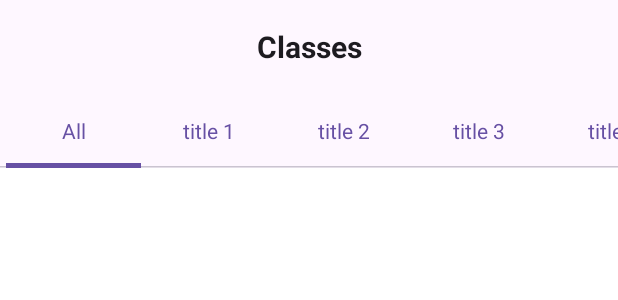
After one commit to H1eu69/GiaSu, an Android app built with Jetpack Compose: the @Preview function ClassManagement, on a phone screen of 412 x 824 dp. The commit adds this screen. Shown: the top 300 px of the screen. Run offline under Robolectric (Android 15) with nearby library versions, the phone set to English and light mode, and no system bars.

Commit message:
add tab row for class management screen

```diff
--- a/presentation/src/main/java/com/projectprovip/h1eu/giasu/ui/composes/MainTextField.kt
+++ b/presentation/src/main/java/com/projectprovip/h1eu/giasu/ui/composes/Composes.kt
@@ -6,7 +6,10 @@ import androidx.compose.material3.OutlinedTextField
 import androidx.compose.material3.Text
 import androidx.compose.material3.TextFieldDefaults
 import androidx.compose.runtime.Composable
+import androidx.compose.ui.text.TextStyle
+import androidx.compose.ui.text.font.FontWeight
 import androidx.compose.ui.unit.dp
+import androidx.compose.ui.unit.sp
 import com.projectprovip.h1eu.giasu.ui.theme.primaryColor
 
 @OptIn(ExperimentalMaterial3Api::class)
@@ -26,3 +29,14 @@ fun MainTextField(value: String, label: String, onValueChange: (String) -> Unit)
         )
     )
 }
+
+@Composable
+fun AppBarTitle(text: String) {
+    Text(
+        text = text,
+        style = TextStyle(
+            fontWeight = FontWeight.Bold,
+            fontSize = 20.sp
+        )
+    )
+}
--- /dev/null
+++ b/presentation/src/main/java/com/projectprovip/h1eu/giasu/view/screens/in_app/ClassManagement.kt
@@ -0,0 +1,59 @@
+package com.projectprovip.h1eu.giasu.view.screens.in_app
+
+import androidx.compose.foundation.layout.Arrangement
+import androidx.compose.foundation.layout.Column
+import androidx.compose.foundation.layout.fillMaxSize
+import androidx.compose.foundation.layout.fillMaxWidth
+import androidx.compose.foundation.layout.padding
+import androidx.compose.material.Scaffold
+import androidx.compose.material.Tab
+import androidx.compose.material3.CenterAlignedTopAppBar
+import androidx.compose.material3.ExperimentalMaterial3Api
+import androidx.compose.material3.ScrollableTabRow
+import androidx.compose.material3.TabRow
+import androidx.compose.material3.Text
+import androidx.compose.runtime.Composable
+import androidx.compose.runtime.mutableIntStateOf
+import androidx.compose.runtime.remember
+import androidx.compose.ui.Modifier
+import androidx.compose.ui.tooling.preview.Preview
+import androidx.compose.ui.unit.dp
+import com.projectprovip.h1eu.giasu.ui.composes.AppBarTitle
+import com.projectprovip.h1eu.giasu.ui.composes.MainTextField
+
+@OptIn(ExperimentalMaterial3Api::class)
+@Composable
+@Preview
+fun ClassManagement() {
+    val tabSelectedIndex = remember {
+        mutableIntStateOf(0)
+    }
+    val list = listOf("All", "title 1", "title 2", "title 3", "title 4")
+    Scaffold(
+        topBar = {
+            CenterAlignedTopAppBar(title = {
+                AppBarTitle(text = "Classes")
+            })
+        }
+    ) {
+        Column(
+            Modifier
+                .padding(it)
+                .fillMaxSize(),
+            verticalArrangement = Arrangement.Top) {
+            ScrollableTabRow(
+                selectedTabIndex = tabSelectedIndex.value,
+                edgePadding = 4.dp,
+                modifier = Modifier.fillMaxWidth()) {
+                list.forEachIndexed {index, item ->
+                    Tab(text = { Text(item) },
+                        selected = tabSelectedIndex.value == index,
+                        onClick = {
+                            tabSelectedIndex.value = index
+                        }
+                    )
+                }
+            }
+        }
+    }
+}
```
Also changed, not shown: presentation/src/main/java/com/projectprovip/h1eu/giasu/view/navigation/Navigation.kt (+6 -4 lines), presentation/src/main/java/com/projectprovip/h1eu/giasu/view/screens/authentication/ForgetPasswordScreen.kt (+7 -14 lines), presentation/src/main/java/com/projectprovip/h1eu/giasu/view/screens/authentication/LoginScreen.kt (+9 -13 lines), presentation/src/main/java/com/projectprovip/h1eu/giasu/view/screens/authentication/SignUpScreen.kt (+8 -12 lines).
